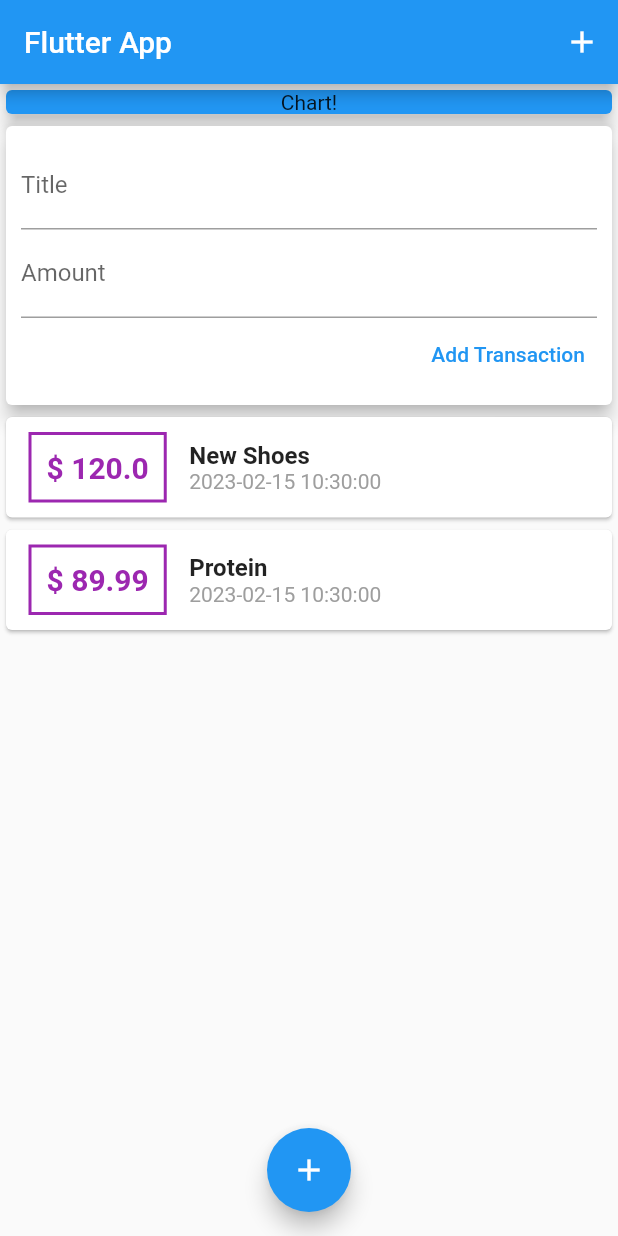
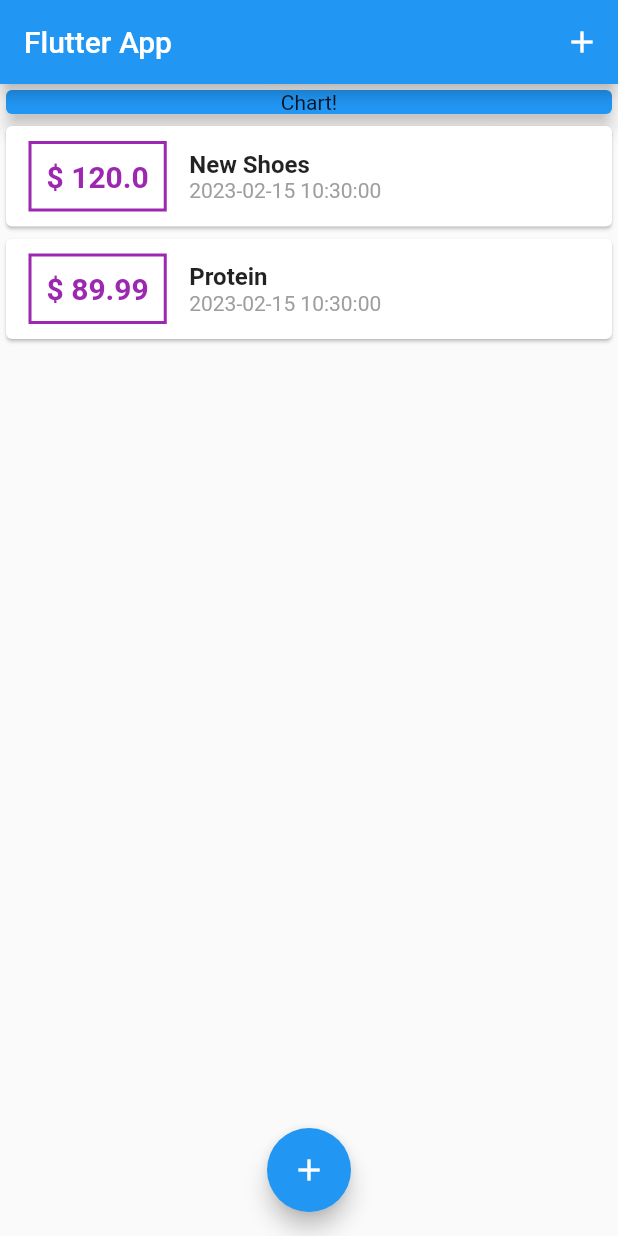
Before and after one commit to K-Mose/Flutter, a Flutter app: the screen it shows after launch, on a phone screen of 412 x 824 dp. Run offline on Flutter 3.47's test engine with Material 2 defaults, Android fonts, the phone set to English and light mode, and no system bars.

Commit message:
Showing a Modal Bottom Sheet

```diff
--- a/lib/widgets/user_transaction.dart
+++ /dev/null
@@ -1,34 +0,0 @@
-import 'dart:ffi';
-
-import 'package:flutter/material.dart';
-
-import '../models/transaction.dart';
-import 'package:personal_expenses/widgets/new_transaction.dart';
-import './transaction_list.dart';
-
-class UserTransactions extends StatefulWidget {
-  final Function _addTransaction;
-  final List<Transaction> _userTransaction;
-
-  UserTransactions(this._addTransaction, this._userTransaction);
-
-  @override
-  State<UserTransactions> createState() => _UserTransactionsState(_addTransaction, _userTransaction);
-}
-
-class _UserTransactionsState extends State<UserTransactions> {
-  final Function _addTransaction;
-  final List<Transaction> _userTransaction;
-
-  _UserTransactionsState(this._addTransaction, this._userTransaction);
-
-  @override
-  Widget build(BuildContext context) {
-    return Column(
-      children: [
-        NewTransaction(_addTransaction),
-        TransactionList(_userTransaction)
-      ],
-    );
-  }
-}
```
Also changed, not shown: lib/main.dart (+7 -4 lines).
